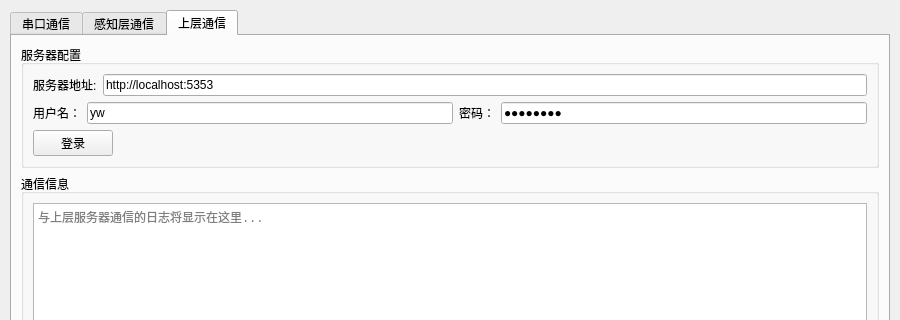
Above: connect-layer/test.ui from ariyflow/rfid-item before the change; both pictures show x 0 to 900 and y 0 to 320 of the 900 by 752 pixel window. Below: the same form after it.
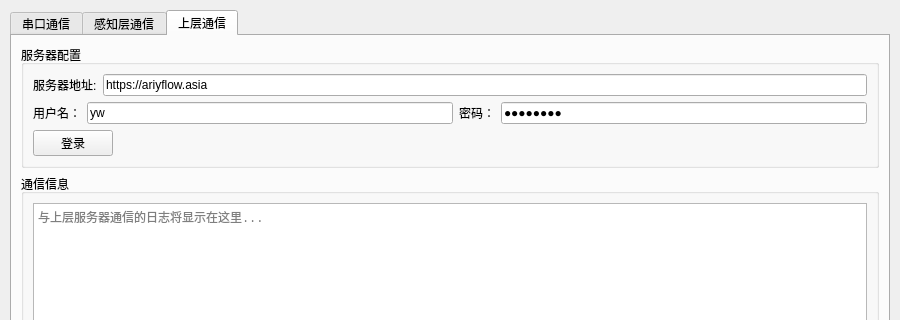
That is the form after the change. The open tabs and pages were chosen to show the change.

Commit message: update: 修改部署的服务器域名

Patch:
```diff
--- a/connect-layer/test.ui
+++ b/connect-layer/test.ui
@@ -586,10 +586,10 @@
                   </size>
                  </property>
                  <property name="text">
-                  <string>http://localhost:5353</string>
+                  <string>https://ariyflow.asia</string>
                  </property>
                  <property name="placeholderText">
-                  <string>http://localhost:4343</string>
+                  <string>https://ariyflow.asia</string>
                  </property>
                 </widget>
                </item>
```
The commit also changes 1 other file.
